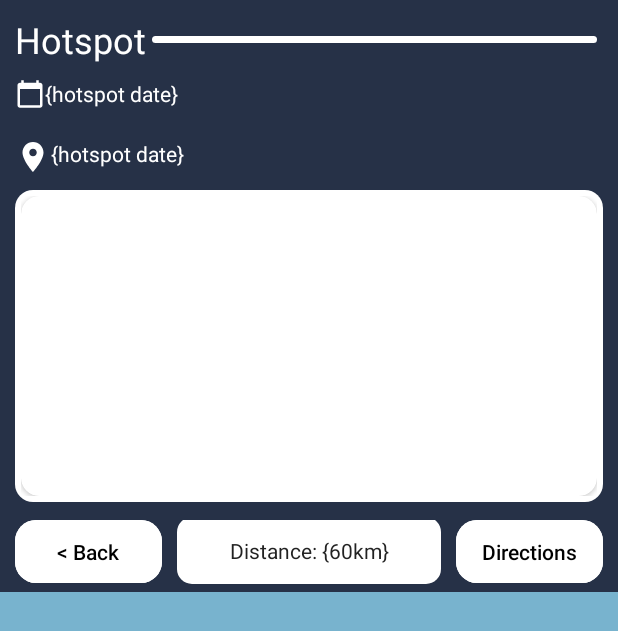
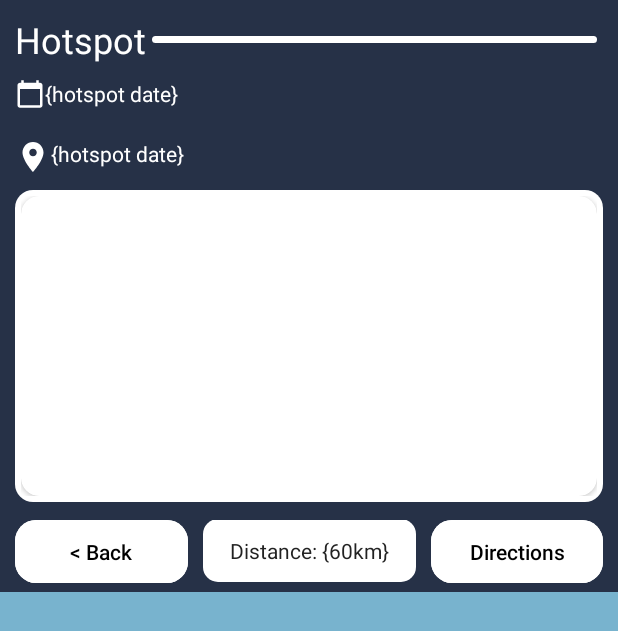
Before and after one commit to jake1970/BirdTrail_OPSC7312, an Android app: the layout fragment_map_hotspot.xml on its own in the app's theme, with its tools: preview values and no code run, on a phone screen of 412 x 824 dp. Shown: the top 631 px of the screen. Run offline under Robolectric (Android 15) with nearby library versions, the phone set to English and light mode, and no system bars.

Commit message:
hotspot UI update

```diff
--- a/app/src/main/res/layout/fragment_map_hotspot.xml
+++ b/app/src/main/res/layout/fragment_map_hotspot.xml
@@ -121,28 +121,26 @@
                 android:id="@+id/btnBack"
                 android:layout_width="match_parent"
                 android:layout_height="wrap_content"
+                android:layout_gravity="center"
                 android:layout_weight="3"
-                android:layout_gravity="center"
                 android:backgroundTint="@color/white"
                 android:insetTop="0dp"
-                android:insetBottom="6dp"
                 android:letterSpacing="0"
                 android:stateListAnimator="@null"
                 android:text="@string/backText"
                 android:textAllCaps="false"
                 android:textColor="@color/black"
-                app:cornerRadius="14dp"
-                />
+                app:cornerRadius="14dp" />
 
 
             <TextView
                 android:id="@+id/tvDistance"
                 android:layout_width="match_parent"
-                android:layout_height="match_parent"
+                android:layout_height="42dp"
                 android:layout_gravity="center"
                 android:layout_marginHorizontal="10dp"
                 android:layout_marginBottom="3dp"
-                android:layout_weight="2"
+                android:layout_weight="2.5"
                 android:background="@drawable/palette_full_10"
                 android:gravity="center_horizontal|center_vertical"
                 android:text="Distance: {60km}"
@@ -156,7 +154,6 @@
                 android:layout_weight="3"
                 android:backgroundTint="@color/white"
                 android:insetTop="0dp"
-                android:insetBottom="6dp"
                 android:letterSpacing="0"
                 android:stateListAnimator="@null"
                 android:text="Directions"
```
Also changed, not shown: app/src/main/java/com/example/birdtrail_opsc7312/FullMapFragment.kt (+7 -0 lines), app/src/main/java/com/example/birdtrail_opsc7312/MapHotspot.kt (+32 -0 lines).
